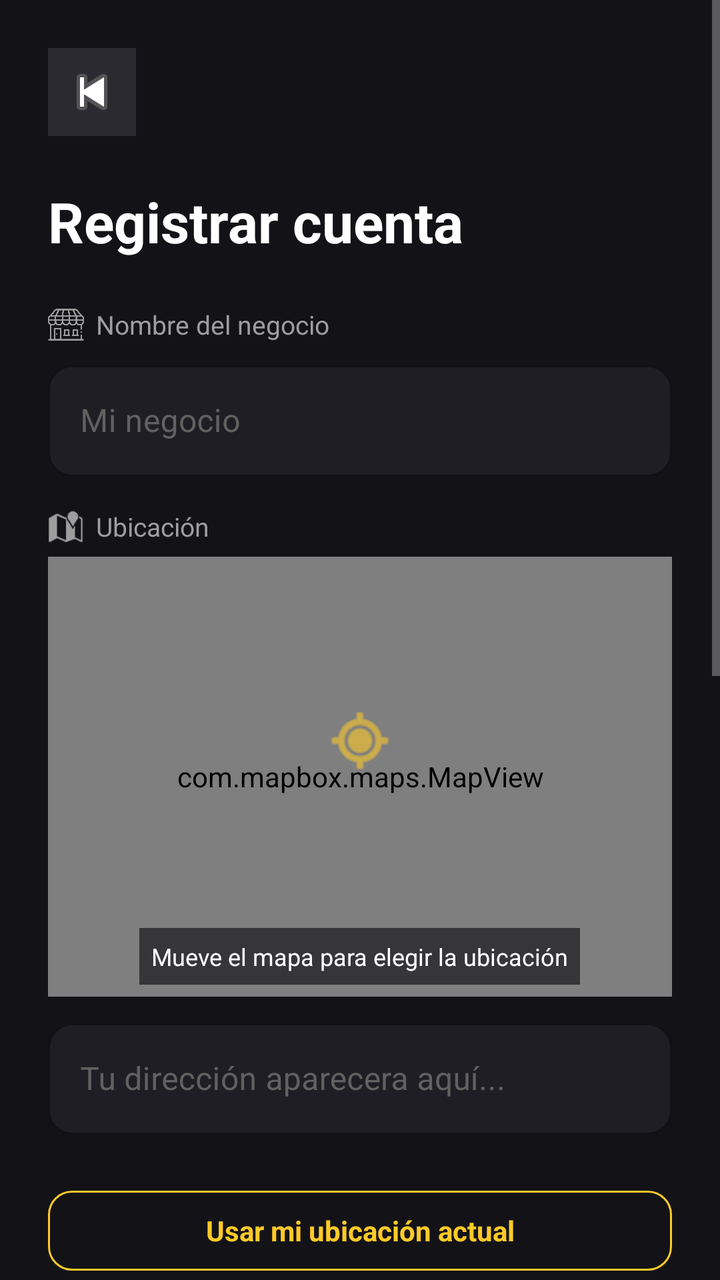
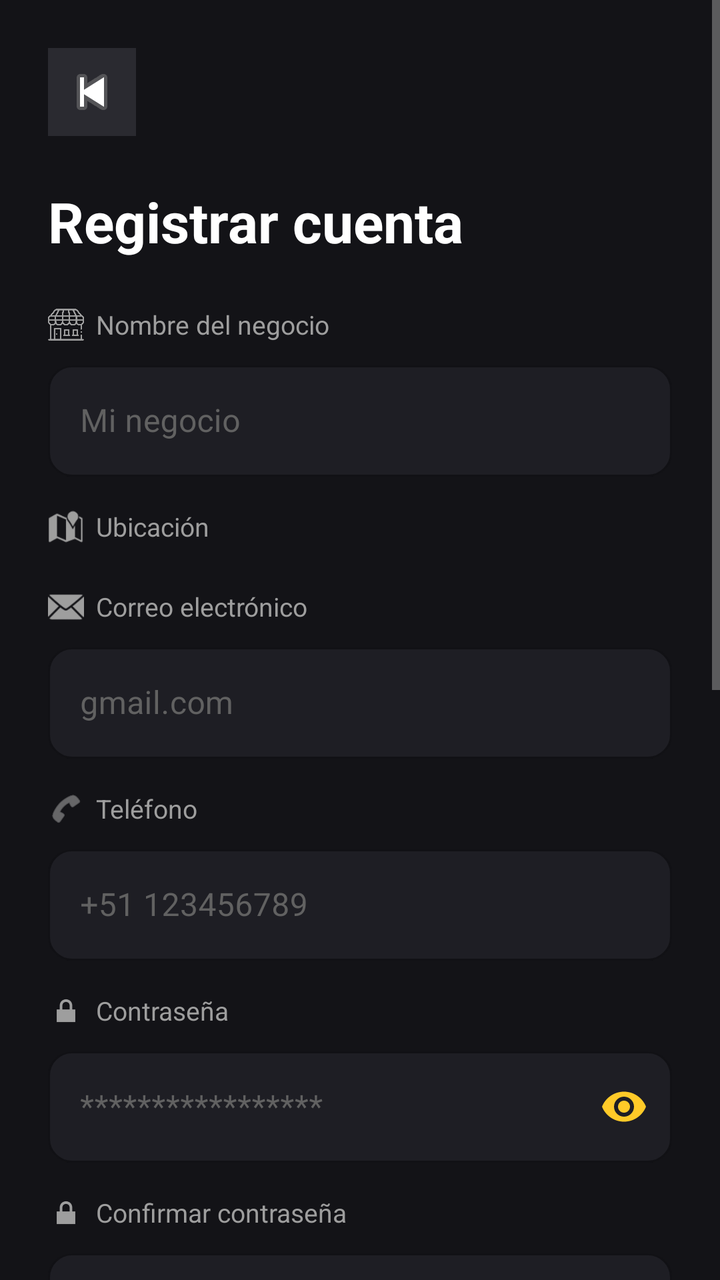

The first picture is an Android layout as it rendered before a commit; the second is the same layout after the commit. The layout source and the unified diff follow.
<!-- AndroidManifest.xml: application theme Theme.DonappAccess -->
<!-- res/layout/fragment_register_seller.xml -->
<?xml version="1.0" encoding="utf-8"?>
<ScrollView xmlns:android="http://schemas.android.com/apk/res/android"
    xmlns:app="http://schemas.android.com/apk/res-auto"
    android:layout_width="match_parent"
    android:layout_height="match_parent"
    android:fillViewport="true"
    android:background="@color/donapp_bg"
    xmlns:tools="http://schemas.android.com/tools"
    >


    <LinearLayout
        android:layout_width="match_parent"
        android:layout_height="wrap_content"
        android:orientation="vertical"
        android:padding="24dp">

        <ImageButton
            android:id="@+id/btnBack"
            android:layout_width="44dp"
            android:layout_height="44dp"
            android:background="@color/donapp_surface"
            android:contentDescription="Volver atrás"
            android:padding="10dp"
            android:src="@android:drawable/ic_media_previous"
            tools:ignore="TouchTargetSizeCheck" />


        <Space
            android:layout_width="match_parent"
            android:layout_height="24dp"/>

        <TextView
            android:layout_width="wrap_content"
            android:layout_height="wrap_content"
            android:text="Registrar cuenta"
            android:textColor="@color/donapp_text_primary"
            android:textSize="28sp"
            android:textStyle="bold"/>

        <Space
            android:layout_width="match_parent"
            android:layout_height="24dp"/>

        <LinearLayout
            android:layout_width="match_parent"
            android:layout_height="wrap_content"
            android:orientation="horizontal"
            android:gravity="center_vertical"
            android:layout_marginBottom="6dp">


            <ImageView
                android:layout_width="18dp"
                android:layout_height="18dp"
                android:src="@drawable/ic_menu_seller"
                app:tint="@color/donapp_text_secondary"
                android:contentDescription="Ícono Negocio"/>

            <TextView
                android:layout_width="wrap_content"
                android:layout_height="wrap_content"
                android:text="Nombre del negocio"
                android:textColor="@color/donapp_text_secondary"
                android:textSize="13sp"
                android:layout_marginStart="6dp"/>

        </LinearLayout>

        <com.google.android.material.textfield.TextInputLayout
            android:id="@+id/tilNombreNegocio"
            android:layout_width="match_parent"
            android:layout_height="wrap_content">

            <com.google.android.material.textfield.TextInputEditText
                android:id="@+id/etNombreNegocio"
                android:layout_width="match_parent"
                android:layout_height="wrap_content"
                android:hint="Mi negocio"
                android:textColor="@color/donapp_text_primary"
                android:textColorHint="@color/donapp_text_hint"
                android:inputType="textPersonName"
                android:imeOptions="actionNext"/>


        </com.google.android.material.textfield.TextInputLayout>


        <Space android:layout_height="16dp" android:layout_width="match_parent"/>


        

        <LinearLayout
            android:layout_width="match_parent"
            android:layout_height="wrap_content"
            android:orientation="horizontal"
            android:layout_gravity="center_vertical"
            android:layout_marginBottom="6dp">

            <ImageView
                android:layout_width="18dp"
                android:layout_height="18dp"
                android:src="@android:drawable/ic_dialog_map"
                android:contentDescription="Ícono Ubicacion"
                app:tint="@color/donapp_text_secondary" />

            <TextView
                android:layout_width="wrap_content"
                android:layout_height="wrap_content"
                android:text="Ubicación"
                android:textColor="@color/donapp_text_secondary"
                android:textSize="13sp"
                android:layout_marginStart="6dp"/>

        </LinearLayout>

        

        <FrameLayout
            android:layout_width="match_parent"
            android:layout_height="220dp"
            android:layout_marginBottom="8dp">

            <com.mapbox.maps.MapView
                android:id="@+id/mapView"
                android:layout_width="match_parent"
                android:layout_height="match_parent"
                app:mapbox_cameraZoom="15.0"/>

            
            <ImageView
                android:id="@+id/ivPin"
                android:layout_width="36dp"
                android:layout_height="36dp"
                android:src="@android:drawable/ic_menu_mylocation"
                android:layout_gravity="center"
                android:translationY="-18dp"
                app:tint="@color/donapp_primary"
                android:contentDescription="PIN DE UBICACIÓN"/>

            
            <TextView
                android:id="@+id/tvMapStatus"
                android:layout_width="wrap_content"
                android:layout_height="wrap_content"
                android:text="Mueve el mapa para elegir la ubicación"
                android:textColor="@color/donapp_text_primary"
                android:textSize="12sp"
                android:background="#AA131317"
                android:padding="6dp"
                android:layout_gravity="bottom|center_horizontal"
                android:layout_marginBottom="6dp"/>

        </FrameLayout>

        
        <com.google.android.material.textfield.TextInputLayout
            android:id="@+id/tilUbicacion"
            style="@style/Widget.DonappAccess.TextInputLayout"
            android:layout_width="match_parent"
            android:layout_height="wrap_content"
            android:layout_marginBottom="16dp">



            <com.google.android.material.textfield.TextInputEditText
                android:id="@+id/etUbicacion"
                android:layout_width="match_parent"
                android:layout_height="wrap_content"
                android:hint="Tu dirección aparecera aquí..."
                android:textColor="@color/donapp_text_primary"
                android:textColorHint="@color/donapp_text_hint"
                android:inputType="none"
                android:focusable="false"
                android:clickable="false"/>

        </com.google.android.material.textfield.TextInputLayout>

        <com.google.android.material.button.MaterialButton
            android:id="@+id/btnUsarUbicacion"
            style="@style/Widget.Material3.Button.OutlinedButton"
            android:text="Usar mi ubicación actual"
            android:textColor="@color/donapp_primary"
            android:textSize="14sp"
            app:strokeColor="@color/donapp_primary"
            app:strokeWidth="1dp"
            app:cornerRadius="12dp"
            android:layout_marginTop="8dp"
            android:layout_width="match_parent"
            android:layout_height="48dp"/>

        <Space android:layout_height="16dp" android:layout_width="match_parent"/>

        <LinearLayout
            android:layout_width="match_parent"
            android:layout_height="wrap_content"
            android:orientation="horizontal"
            android:gravity="center_vertical"
            android:layout_marginBottom="6dp">

            <ImageView
                android:layout_width="18dp"
                android:layout_height="18dp"
                android:src="@android:drawable/ic_dialog_email"
                android:contentDescription="Ícono correo"
                app:tint="@color/donapp_text_secondary" />

            <TextView
                android:layout_width="wrap_content"
                android:layout_height="wrap_content"
                android:text="Correo electrónico"
                android:textColor="@color/donapp_text_secondary"
                android:textSize="13sp"
                android:layout_marginStart="6dp"/>


        </LinearLayout>

        <com.google.android.material.textfield.TextInputLayout
            android:id="@+id/tilCorreo"
            style="@style/Widget.DonappAccess.TextInputLayout"
            android:layout_width="match_parent"
            android:layout_height="wrap_content">

            <com.google.android.material.textfield.TextInputEditText
                android:id="@+id/etCorreo"
                android:layout_width="match_parent"
                android:layout_height="wrap_content"
                android:hint="gmail.com"
                android:textColor="@color/donapp_text_primary"
                android:inputType="textEmailAddress"
                android:imeOptions="actionNext"/>
        </com.google.android.material.textfield.TextInputLayout>

        <Space android:layout_height="16dp" android:layout_width="match_parent"/>


        

        <LinearLayout
            android:layout_width="match_parent"
            android:layout_height="wrap_content"
            android:orientation="horizontal"
            android:layout_marginBottom="6dp">


            <ImageView
                android:layout_width="18dp"
                android:layout_height="18dp"
                android:src="@android:drawable/ic_menu_call"
                app:tint="@color/donapp_text_secondary"
                android:contentDescription="Ícono teléfono"/>

            <TextView
                android:layout_width="match_parent"
                android:layout_height="match_parent"
                android:text="Teléfono"
                android:textColor="@color/donapp_text_secondary"
                android:textSize="13sp"
                android:layout_marginStart="6dp"/>

        </LinearLayout>

        <com.google.android.material.textfield.TextInputLayout
            android:id="@+id/tilTelefono"
            style="@style/Widget.DonappAccess.TextInputLayout"
            android:layout_width="match_parent"
            android:layout_height="wrap_content">

            <com.google.android.material.textfield.TextInputEditText
                android:id="@+id/etTelefono"
                android:layout_width="match_parent"
                android:layout_height="wrap_content"
                android:hint="+51 123456789"
                android:textColor="@color/donapp_text_primary"
                android:textColorHint="@color/donapp_text_hint"
                android:inputType="phone"
                android:imeOptions="actionNext"/>
        </com.google.android.material.textfield.TextInputLayout>

        <Space android:layout_height="16dp" android:layout_width="match_parent"/>

        

        <LinearLayout
            android:layout_width="match_parent"
            android:layout_height="wrap_content"
            android:orientation="horizontal"
            android:gravity="center_vertical"
            android:layout_marginBottom="6dp">

            <ImageView
                android:layout_width="18dp"
                android:layout_height="18dp"
                android:src="@android:drawable/ic_lock_lock"
                app:tint="@color/donapp_text_secondary"
                android:contentDescription="Ícono contraseña"/>

            <TextView
                android:layout_width="wrap_content"
                android:layout_height="wrap_content"
                android:text="Contraseña"
                android:textColor="@color/donapp_text_secondary"
                android:textSize="13sp"
                android:layout_marginStart="6dp"/>

        </LinearLayout>

        <com.google.android.material.textfield.TextInputLayout
            android:id="@+id/tilConfirmPassword"
            android:layout_width="match_parent"
            android:layout_height="wrap_content"
            app:endIconMode="password_toggle"
            app:endIconTint="@color/donapp_primary">


            <com.google.android.material.textfield.TextInputEditText
                android:id="@+id/etConfirmPassword"
                android:layout_width="match_parent"
                android:layout_height="wrap_content"
                android:hint="*****************"
                android:textColor="@color/donapp_primary"
                android:textColorHint="@color/donapp_text_secondary"
                android:inputType="textPassword"
                android:imeOptions="actionDone"/>
        </com.google.android.material.textfield.TextInputLayout>

        <Space android:layout_height="16dp" android:layout_width="match_parent"/>

        <LinearLayout
            android:layout_width="match_parent"
            android:layout_height="wrap_content"
            android:orientation="horizontal"
            android:gravity="center_vertical"
            android:layout_marginBottom="6dp">

            <ImageView
                android:layout_width="18dp"
                android:layout_height="18dp"
                android:src="@android:drawable/ic_lock_lock"
                app:tint="@color/donapp_text_secondary"
                android:contentDescription="Ícono contraseña"/>

            <TextView
                android:layout_width="wrap_content"
                android:layout_height="wrap_content"
                android:text="Confirmar contraseña"
                android:textColor="@color/donapp_text_secondary"
                android:textSize="13sp"
                android:layout_marginStart="6dp"/>

        </LinearLayout>

        <com.google.android.material.textfield.TextInputLayout
            android:id="@+id/tilPassword"
            android:layout_width="match_parent"
            android:layout_height="wrap_content"
            app:endIconMode="password_toggle"
            app:endIconTint="@color/donapp_primary">


            <com.google.android.material.textfield.TextInputEditText
                android:id="@+id/etPassword"
                android:layout_width="match_parent"
                android:layout_height="wrap_content"
                android:hint="*****************"
                android:textColor="@color/donapp_primary"
                android:textColorHint="@color/donapp_text_secondary"
                android:inputType="textPassword"
                android:imeOptions="actionDone"/>
        </com.google.android.material.textfield.TextInputLayout>

        <Space android:layout_height="16dp" android:layout_width="match_parent"/>

        
        <com.google.android.material.button.MaterialButton
            android:id="@+id/btnCrearCuenta"
            android:layout_width="match_parent"
            android:layout_height="56dp"
            android:text="Crear Cuenta"
            android:textColor="@color/donapp_bg"
            android:textSize="16sp"
            android:textStyle="bold"
            app:backgroundTint="@color/donapp_primary"
            app:cornerRadius="12dp"/>

        

        <LinearLayout
            android:layout_width="match_parent"
            android:layout_height="wrap_content"
            android:orientation="horizontal">

            <CheckBox
                android:id="@+id/cbTerminos"
                android:layout_width="wrap_content"
                android:layout_height="wrap_content"
                android:buttonTint="@color/donapp_primary"/>


            <TextView
                android:layout_width="wrap_content"
                android:layout_height="wrap_content"
                android:text="Aceptas nuestros"
                android:textColor="@color/donapp_text_secondary"
                android:textSize="11sp"/>


            <TextView
                android:id="@+id/tvTerminosLink"
                android:layout_width="wrap_content"
                android:layout_height="wrap_content"
                android:layout_marginStart="5dp"
                android:clickable="true"
                android:focusable="true"
                android:minHeight="48dp"
                android:text="Términos de servicio / Política de privacidad"
                android:textColor="@color/donapp_primary"
                android:textSize="11sp" />

        </LinearLayout>

        <Space android:layout_height="24dp" android:layout_width="match_parent"/>

    </LinearLayout>

</ScrollView>
<!-- resources referenced by this layout -->
<resources>
  <color name="donapp_bg">#131317</color>
  <color name="donapp_primary">#FFCA28</color>
  <color name="donapp_surface">#2A2A30</color>
  <color name="donapp_text_hint">#616161</color>
  <color name="donapp_text_primary">#FFFFFF</color>
  <color name="donapp_text_secondary">#9E9E9E</color>
  <!-- drawable ic_menu_seller: png bitmap (drawable, 23100 bytes) -->
  <style name="Widget.DonappAccess.TextInputLayout" parent="Widget.MaterialComponents.TextInputLayout.OutlinedBox">
          <item name="boxBackgroundColor">@color/donapp_input_bg</item>
          <item name="boxStrokeColor">@color/donapp_input_stroke</item>
          <item name="boxStrokeWidth">1dp</item>
          <item name="boxCornerRadiusTopStart">12dp</item>
          <item name="boxCornerRadiusTopEnd">12dp</item>
          <item name="boxCornerRadiusBottomStart">12dp</item>
          <item name="boxCornerRadiusBottomEnd">12dp</item>
          <item name="hintTextColor">@color/donapp_text_hint</item>
          <item name="android:textColorHint">@color/donapp_text_hint</item>
      </style>
  <style name="Theme.DonappAccess" parent="Theme.MaterialComponents.DayNight.NoActionBar">
  
          
          <item name="colorPrimary">@color/donapp_primary</item>
          <item name="colorPrimaryDark">@color/donapp_primary_dark</item>
          <item name="colorAccent">@color/donapp_secondary</item>
  
          
          <item name="android:windowBackground">@color/donapp_bg</item>
          <item name="android:colorBackground">@color/donapp_bg</item>
          <item name="colorSurface">@color/donapp_surface</item>
  
          
          <item name="android:textColorPrimary">@color/donapp_text_primary</item>
          <item name="android:textColorSecondary">@color/donapp_text_secondary</item>
          <item name="android:textColorHint">@color/donapp_text_hint</item>
  
          
          <item name="android:statusBarColor">@color/donapp_bg</item>
          <item name="android:windowLightStatusBar">false</item>
  
          
          <item name="android:navigationBarColor">@color/donapp_bg</item>
  
          
          <item name="textInputStyle">@style/Widget.DonappAccess.TextInputLayout</item>
  
          
          <item name="materialButtonStyle">@style/Widget.DonappAccess.Button</item>
  
      </style>
  <color name="donapp_input_bg">#1E1E24</color>
  <color name="donapp_input_stroke">#3A3A42</color>
  <color name="donapp_primary_dark">#F5B800</color>
  <color name="donapp_secondary">#FF7700</color>
  <style name="Widget.DonappAccess.Button" parent="Widget.MaterialComponents.Button">
          <item name="backgroundTint">@color/donapp_primary</item>
          <item name="android:textColor">@color/donapp_bg</item>
          <item name="android:textStyle">bold</item>
          <item name="android:textSize">16sp</item>
          <item name="cornerRadius">12dp</item>
          <item name="android:paddingTop">14dp</item>
          <item name="android:paddingBottom">14dp</item>
      </style>
</resources>

<!-- the commit's change to res/layout/fragment_register_seller.xml (unified diff, before → after) -->
@@ -116,6 +116,194 @@
         </LinearLayout>
 
         
+
+
+
+        <Space android:layout_height="16dp" android:layout_width="match_parent"/>
+
+        <LinearLayout
+            android:layout_width="match_parent"
+            android:layout_height="wrap_content"
+            android:orientation="horizontal"
+            android:gravity="center_vertical"
+            android:layout_marginBottom="6dp">
+
+            <ImageView
+                android:layout_width="18dp"
+                android:layout_height="18dp"
+                android:src="@android:drawable/ic_dialog_email"
+                android:contentDescription="Ícono correo"
+                app:tint="@color/donapp_text_secondary" />
+
+            <TextView
+                android:layout_width="wrap_content"
+                android:layout_height="wrap_content"
+                android:text="Correo electrónico"
+                android:textColor="@color/donapp_text_secondary"
+                android:textSize="13sp"
+                android:layout_marginStart="6dp"/>
+
+
+        </LinearLayout>
+
+        <com.google.android.material.textfield.TextInputLayout
+            android:id="@+id/tilCorreo"
+            style="@style/Widget.DonappAccess.TextInputLayout"
+            android:layout_width="match_parent"
+            android:layout_height="wrap_content">
+
+            <com.google.android.material.textfield.TextInputEditText
+                android:id="@+id/etCorreo"
+                android:layout_width="match_parent"
+                android:layout_height="wrap_content"
+                android:hint="gmail.com"
+                android:textColor="@color/donapp_text_primary"
+                android:inputType="textEmailAddress"
+                android:imeOptions="actionNext"/>
+        </com.google.android.material.textfield.TextInputLayout>
+
+        <Space android:layout_height="16dp" android:layout_width="match_parent"/>
+
+
+        
+
+        <LinearLayout
+            android:layout_width="match_parent"
+            android:layout_height="wrap_content"
+            android:orientation="horizontal"
+            android:layout_marginBottom="6dp">
+
+
+            <ImageView
+                android:layout_width="18dp"
+                android:layout_height="18dp"
+                android:src="@android:drawable/ic_menu_call"
+                app:tint="@color/donapp_text_secondary"
+                android:contentDescription="Ícono teléfono"/>
+
+            <TextView
+                android:layout_width="match_parent"
+                android:layout_height="match_parent"
+                android:text="Teléfono"
+                android:textColor="@color/donapp_text_secondary"
+                android:textSize="13sp"
+                android:layout_marginStart="6dp"/>
+
+        </LinearLayout>
+
+        <com.google.android.material.textfield.TextInputLayout
+            android:id="@+id/tilTelefono"
+            style="@style/Widget.DonappAccess.TextInputLayout"
+            android:layout_width="match_parent"
+            android:layout_height="wrap_content">
+
+            <com.google.android.material.textfield.TextInputEditText
+                android:id="@+id/etTelefono"
+                android:layout_width="match_parent"
+                android:layout_height="wrap_content"
+                android:hint="+51 123456789"
+                android:textColor="@color/donapp_text_primary"
+                android:textColorHint="@color/donapp_text_hint"
+                android:inputType="phone"
+                android:imeOptions="actionNext"/>
+        </com.google.android.material.textfield.TextInputLayout>
+
+        <Space android:layout_height="16dp" android:layout_width="match_parent"/>
+
+        
+
+        <LinearLayout
+            android:layout_width="match_parent"
+            android:layout_height="wrap_content"
+            android:orientation="horizontal"
+            android:gravity="center_vertical"
+            android:layout_marginBottom="6dp">
+
+            <ImageView
+                android:layout_width="18dp"
+                android:layout_height="18dp"
+                android:src="@android:drawable/ic_lock_lock"
+                app:tint="@color/donapp_text_secondary"
+                android:contentDescription="Ícono contraseña"/>
+
+            <TextView
+                android:layout_width="wrap_content"
+                android:layout_height="wrap_content"
+                android:text="Contraseña"
+                android:textColor="@color/donapp_text_secondary"
+                android:textSize="13sp"
+                android:layout_marginStart="6dp"/>
+
+        </LinearLayout>
+
+        <com.google.android.material.textfield.TextInputLayout
+            android:id="@+id/tilConfirmPassword"
+            android:layout_width="match_parent"
+            android:layout_height="wrap_content"
+            app:endIconMode="password_toggle"
+            app:endIconTint="@color/donapp_primary">
+
+
+            <com.google.android.material.textfield.TextInputEditText
+                android:id="@+id/etConfirmPassword"
+                android:layout_width="match_parent"
+                android:layout_height="wrap_content"
+                android:hint="*****************"
+                android:textColor="@color/donapp_primary"
+                android:textColorHint="@color/donapp_text_secondary"
+                android:inputType="textPassword"
+                android:imeOptions="actionDone"/>
+        </com.google.android.material.textfield.TextInputLayout>
+
+        <Space android:layout_height="16dp" android:layout_width="match_parent"/>
+
+
+
+
+        <LinearLayout
+            android:layout_width="match_parent"
+            android:layout_height="wrap_content"
+            android:orientation="horizontal"
+            android:gravity="center_vertical"
+            android:layout_marginBottom="6dp">
+
+            <ImageView
+                android:layout_width="18dp"
+                android:layout_height="18dp"
+                android:src="@android:drawable/ic_lock_lock"
+                app:tint="@color/donapp_text_secondary"
+                android:contentDescription="Ícono contraseña"/>
+
+            <TextView
+                android:layout_width="wrap_content"
+                android:layout_height="wrap_content"
+                android:text="Confirmar contraseña"
+                android:textColor="@color/donapp_text_secondary"
+                android:textSize="13sp"
+                android:layout_marginStart="6dp"/>
+
+        </LinearLayout>
+
+        <com.google.android.material.textfield.TextInputLayout
+            android:id="@+id/tilPassword"
+            android:layout_width="match_parent"
+            android:layout_height="wrap_content"
+            app:endIconMode="password_toggle"
+            app:endIconTint="@color/donapp_primary">
+
+
+            <com.google.android.material.textfield.TextInputEditText
+                android:id="@+id/etPassword"
+                android:layout_width="match_parent"
+                android:layout_height="wrap_content"
+                android:hint="*****************"
+                android:textColor="@color/donapp_primary"
+                android:textColorHint="@color/donapp_text_secondary"
+                android:inputType="textPassword"
+                android:imeOptions="actionDone"/>
+        </com.google.android.material.textfield.TextInputLayout>
+
+        <Space android:layout_height="16dp" android:layout_width="match_parent"/>
 
         <FrameLayout
             android:layout_width="match_parent"
@@ -190,189 +378,6 @@
             android:layout_width="match_parent"
             android:layout_height="48dp"/>
 
-        <Space android:layout_height="16dp" android:layout_width="match_parent"/>
-
-        <LinearLayout
-            android:layout_width="match_parent"
-            android:layout_height="wrap_content"
-            android:orientation="horizontal"
-            android:gravity="center_vertical"
-            android:layout_marginBottom="6dp">
-
-            <ImageView
-                android:layout_width="18dp"
-                android:layout_height="18dp"
-                android:src="@android:drawable/ic_dialog_email"
-                android:contentDescription="Ícono correo"
-                app:tint="@color/donapp_text_secondary" />
-
-            <TextView
-                android:layout_width="wrap_content"
-                android:layout_height="wrap_content"
-                android:text="Correo electrónico"
-                android:textColor="@color/donapp_text_secondary"
-                android:textSize="13sp"
-                android:layout_marginStart="6dp"/>
-
-
-        </LinearLayout>
-
-        <com.google.android.material.textfield.TextInputLayout
-            android:id="@+id/tilCorreo"
-            style="@style/Widget.DonappAccess.TextInputLayout"
-            android:layout_width="match_parent"
-            android:layout_height="wrap_content">
-
-            <com.google.android.material.textfield.TextInputEditText
-                android:id="@+id/etCorreo"
-                android:layout_width="match_parent"
-                android:layout_height="wrap_content"
-                android:hint="gmail.com"
-                android:textColor="@color/donapp_text_primary"
-                android:inputType="textEmailAddress"
-                android:imeOptions="actionNext"/>
-        </com.google.android.material.textfield.TextInputLayout>
-
-        <Space android:layout_height="16dp" android:layout_width="match_parent"/>
-
-
-        
-
-        <LinearLayout
-            android:layout_width="match_parent"
-            android:layout_height="wrap_content"
-            android:orientation="horizontal"
-            android:layout_marginBottom="6dp">
-
-
-            <ImageView
-                android:layout_width="18dp"
-                android:layout_height="18dp"
-                android:src="@android:drawable/ic_menu_call"
-                app:tint="@color/donapp_text_secondary"
-                android:contentDescription="Ícono teléfono"/>
-
-            <TextView
-                android:layout_width="match_parent"
-                android:layout_height="match_parent"
-                android:text="Teléfono"
-                android:textColor="@color/donapp_text_secondary"
-                android:textSize="13sp"
-                android:layout_marginStart="6dp"/>
-
-        </LinearLayout>
-
-        <com.google.android.material.textfield.TextInputLayout
-            android:id="@+id/tilTelefono"
-            style="@style/Widget.DonappAccess.TextInputLayout"
-            android:layout_width="match_parent"
-            android:layout_height="wrap_content">
-
-            <com.google.android.material.textfield.TextInputEditText
-                android:id="@+id/etTelefono"
-                android:layout_width="match_parent"
-                android:layout_height="wrap_content"
-                android:hint="+51 123456789"
-                android:textColor="@color/donapp_text_primary"
-                android:textColorHint="@color/donapp_text_hint"
-                android:inputType="phone"
-                android:imeOptions="actionNext"/>
-        </com.google.android.material.textfield.TextInputLayout>
-
-        <Space android:layout_height="16dp" android:layout_width="match_parent"/>
-
-        
-
-        <LinearLayout
-            android:layout_width="match_parent"
-            android:layout_height="wrap_content"
-            android:orientation="horizontal"
-            android:gravity="center_vertical"
-            android:layout_marginBottom="6dp">
-
-            <ImageView
-                android:layout_width="18dp"
-                android:layout_height="18dp"
-                android:src="@android:drawable/ic_lock_lock"
-                app:tint="@color/donapp_text_secondary"
-                android:contentDescription="Ícono contraseña"/>
-
-            <TextView
-                android:layout_width="wrap_content"
-                android:layout_height="wrap_content"
-                android:text="Contraseña"
-                android:textColor="@color/donapp_text_secondary"
-                android:textSize="13sp"
-                android:layout_marginStart="6dp"/>
-
-        </LinearLayout>
-
-        <com.google.android.material.textfield.TextInputLayout
-            android:id="@+id/tilConfirmPassword"
-            android:layout_width="match_parent"
-            android:layout_height="wrap_content"
-            app:endIconMode="password_toggle"
-            app:endIconTint="@color/donapp_primary">
-
-
-            <com.google.android.material.textfield.TextInputEditText
-                android:id="@+id/etConfirmPassword"
-                android:layout_width="match_parent"
-                android:layout_height="wrap_content"
-                android:hint="*****************"
-                android:textColor="@color/donapp_primary"
-                android:textColorHint="@color/donapp_text_secondary"
-                android:inputType="textPassword"
-                android:imeOptions="actionDone"/>
-        </com.google.android.material.textfield.TextInputLayout>
-
-        <Space android:layout_height="16dp" android:layout_width="match_parent"/>
-
-        <LinearLayout
-            android:layout_width="match_parent"
-            android:layout_height="wrap_content"
-            android:orientation="horizontal"
-            android:gravity="center_vertical"
-            android:layout_marginBottom="6dp">
-
-            <ImageView
-                android:layout_width="18dp"
-                android:layout_height="18dp"
-                android:src="@android:drawable/ic_lock_lock"
-                app:tint="@color/donapp_text_secondary"
-                android:contentDescription="Ícono contraseña"/>
-
-            <TextView
-                android:layout_width="wrap_content"
-                android:layout_height="wrap_content"
-                android:text="Confirmar contraseña"
-                android:textColor="@color/donapp_text_secondary"
-                android:textSize="13sp"
-                android:layout_marginStart="6dp"/>
-
-        </LinearLayout>
-
-        <com.google.android.material.textfield.TextInputLayout
-            android:id="@+id/tilPassword"
-            android:layout_width="match_parent"
-            android:layout_height="wrap_content"
-            app:endIconMode="password_toggle"
-            app:endIconTint="@color/donapp_primary">
-
-
-            <com.google.android.material.textfield.TextInputEditText
-                android:id="@+id/etPassword"
-                android:layout_width="match_parent"
-                android:layout_height="wrap_content"
-                android:hint="*****************"
-                android:textColor="@color/donapp_primary"
-                android:textColorHint="@color/donapp_text_secondary"
-                android:inputType="textPassword"
-                android:imeOptions="actionDone"/>
-        </com.google.android.material.textfield.TextInputLayout>
-
-        <Space android:layout_height="16dp" android:layout_width="match_parent"/>
-
         
         <com.google.android.material.button.MaterialButton
             android:id="@+id/btnCrearCuenta"
@@ -421,7 +426,6 @@
 
         </LinearLayout>
 
-        <Space android:layout_height="24dp" android:layout_width="match_parent"/>
 
     </LinearLayout>
 
